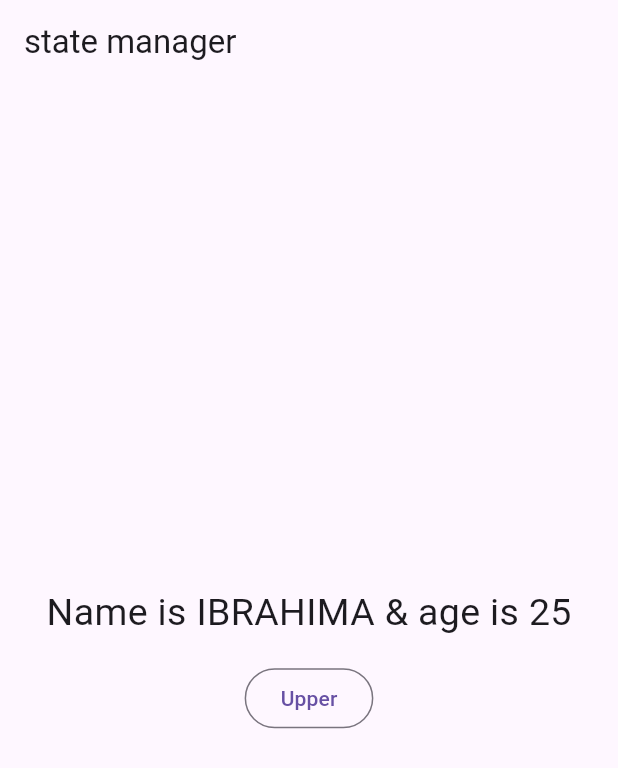
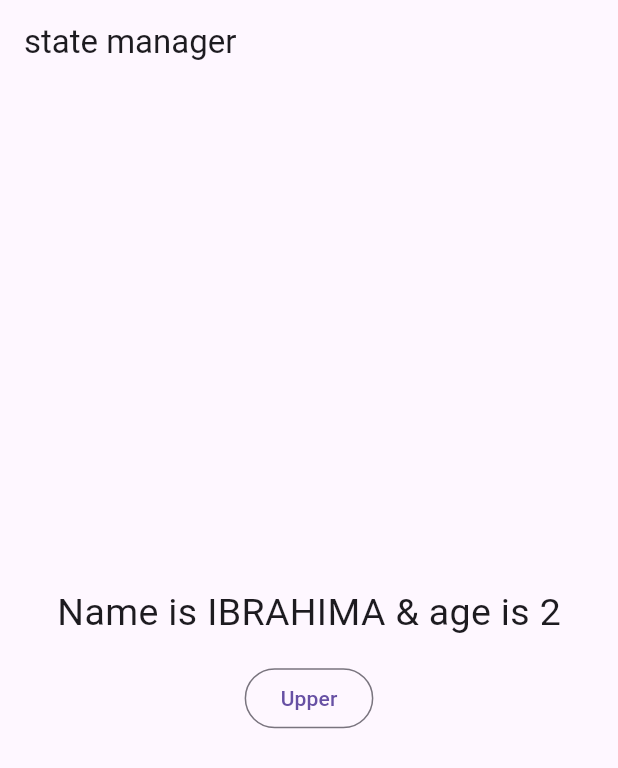
Before and after one commit to LINDEX171/getx, a Flutter app: the screen it shows after launch, after a tap on "Upper", on a phone screen of 412 x 824 dp. Shown: the top 768 px of the screen. Run offline on Flutter 3.47's test engine with Material 3 defaults, Android fonts, the phone set to English and light mode, and no system bars; our stand-ins replace get.

```diff
--- /dev/null
+++ b/lib/my_controller.dart
@@ -0,0 +1,10 @@
+
+import 'package:get/get.dart';
+import 'package:getx/student.dart';
+
+class MyController extends GetxController {
+  var student = Student();
+  void convertToUpperCase (){
+    student.name.value = student.name.value.toUpperCase();
+  }
+}
--- a/lib/reac.dart
+++ b/lib/reac.dart
@@ -1,5 +1,6 @@
 import 'package:flutter/material.dart';
 import 'package:get/get.dart';
+import 'package:getx/my_controller.dart';
 import 'package:getx/student.dart';
 
 class ReacPage extends StatefulWidget {
@@ -11,7 +12,11 @@ class ReacPage extends StatefulWidget {
 
 class _ReacPageState extends State<ReacPage> {
   //create a object for making the entire class observable
-  var student = Student(name: "Ibrahima", age: 25).obs;
+  // var student = Student(name: "Ibrahima", age: 25).obs;
+
+
+  //create a object of mycontrolller class (create the instance of controlller)
+  MyController myController =   Get.put(MyController());
 
   @override
   Widget build(BuildContext context) {
@@ -24,7 +29,7 @@ class _ReacPageState extends State<ReacPage> {
           children: [
             Obx(
               () => Text(
-                  "Name is ${student.value.name} & age is ${student.value.age}",
+                  "Name is ${myController.student.name} & age is ${myController.student.age}",
                   style: TextStyle(fontSize: 25)),
             ),
             SizedBox(
@@ -32,9 +37,7 @@ class _ReacPageState extends State<ReacPage> {
             ),
             OutlinedButton(
                 onPressed: () {
-                  student.update((student) {
-                    student?.name=student?.name.toString().toUpperCase();
-                  });
+                  myController.convertToUpperCase();
                 },
                 child: Text("Upper")),
           ],
--- a/lib/student.dart
+++ b/lib/student.dart
@@ -2,8 +2,10 @@ import 'package:get/get.dart';
 
 class Student {
 
-  var name ;
-  var age ;
-  //constructor
-  Student({ this.name,this.age});
+  var name = "ibrahima".obs;
+  var age = 2.obs;
+  // var name ;
+  // var age ;
+  // //constructor
+  // Student({ this.name,this.age});
 }
```
